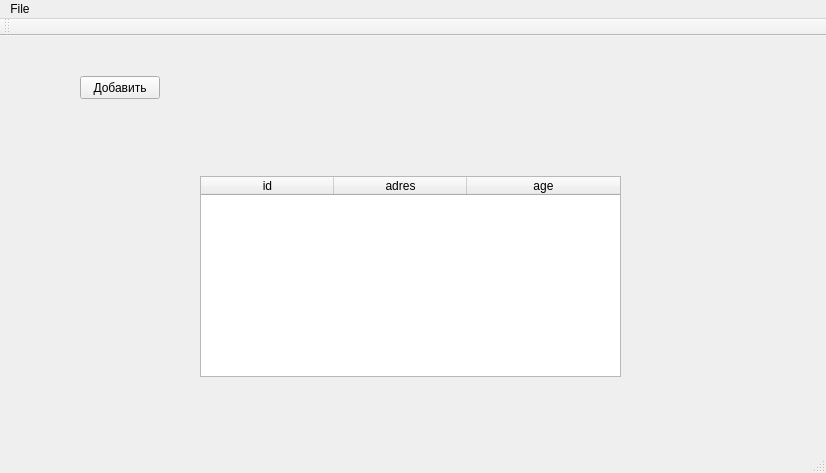
Qt form mainwindow.ui (inthedark122/tips) before a commit.
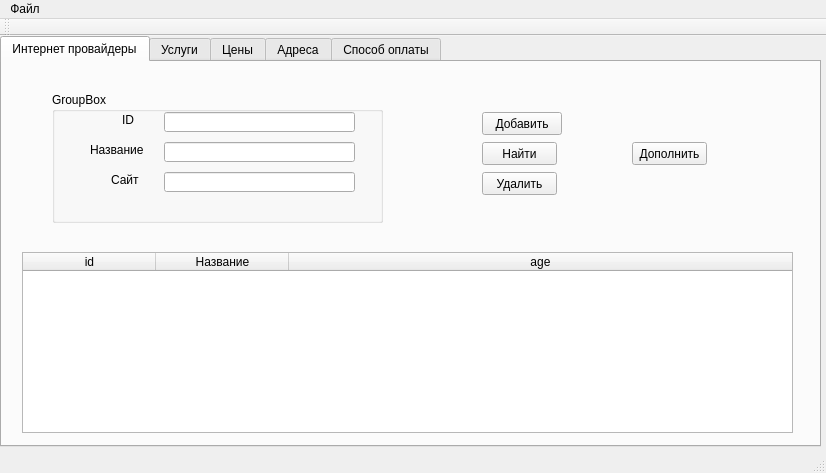
The same form after that commit. The open tabs and pages were chosen to show the change.

```diff
--- a/mainwindow.ui
+++ b/mainwindow.ui
@@ -14,15 +14,37 @@
    <string>MainWindow</string>
   </property>
   <widget class="QWidget" name="centralWidget">
+   <widget class="QTabWidget" name="tabWidget">
+    <property name="geometry">
+     <rect>
+      <x>0</x>
+      <y>0</y>
+      <width>821</width>
+      <height>411</height>
+     </rect>
+    </property>
+    <property name="currentIndex">
+     <number>1</number>
+    </property>
+    <widget class="QWidget" name="tab">
+     <attribute name="title">
+      <string>Интернет провайдеры</string>
+     </attribute>
    <widget class="QTableWidget" name="listDB">
     <property name="geometry">
      <rect>
-      <x>200</x>
-      <y>140</y>
-      <width>421</width>
-      <height>201</height>
-     </rect>
-    </property>
+        <x>20</x>
+        <y>190</y>
+        <width>771</width>
+        <height>181</height>
+       </rect>
+      </property>
+      <property name="editTriggers">
+       <set>QAbstractItemView::NoEditTriggers</set>
+      </property>
+      <property name="defaultDropAction">
+       <enum>Qt::ActionMask</enum>
+      </property>
     <attribute name="horizontalHeaderDefaultSectionSize">
      <number>133</number>
     </attribute>
@@ -51,7 +73,13 @@
     </column>
     <column>
      <property name="text">
-      <string>adres</string>
+        <string comment="йййй" extracomment="ыясяс">Название</string>
+       </property>
+       <property name="toolTip">
+        <string comment="ыяс" extracomment="ыясыяс"/>
+       </property>
+       <property name="whatsThis">
+        <string comment="фцв" extracomment="фцвцфв"/>
      </property>
     </column>
     <column>
@@ -60,11 +88,11 @@
      </property>
     </column>
    </widget>
-   <widget class="QPushButton" name="addToDb">
+     <widget class="QPushButton" name="main_add">
     <property name="geometry">
      <rect>
-      <x>80</x>
-      <y>40</y>
+        <x>480</x>
+        <y>50</y>
       <width>80</width>
       <height>23</height>
      </rect>
@@ -73,6 +101,289 @@
      <string>Добавить</string>
     </property>
    </widget>
+     <widget class="QGroupBox" name="groupBox">
+      <property name="geometry">
+       <rect>
+        <x>50</x>
+        <y>30</y>
+        <width>331</width>
+        <height>131</height>
+       </rect>
+      </property>
+      <property name="title">
+       <string>GroupBox</string>
+      </property>
+      <widget class="QLabel" name="label">
+       <property name="geometry">
+        <rect>
+         <x>70</x>
+         <y>20</y>
+         <width>31</width>
+         <height>16</height>
+        </rect>
+       </property>
+       <property name="text">
+        <string>ID</string>
+       </property>
+      </widget>
+      <widget class="QLabel" name="label_2">
+       <property name="geometry">
+        <rect>
+         <x>38</x>
+         <y>50</y>
+         <width>61</width>
+         <height>16</height>
+        </rect>
+       </property>
+       <property name="text">
+        <string>Название</string>
+       </property>
+      </widget>
+      <widget class="QLabel" name="label_3">
+       <property name="geometry">
+        <rect>
+         <x>59</x>
+         <y>80</y>
+         <width>31</width>
+         <height>16</height>
+        </rect>
+       </property>
+       <property name="text">
+        <string>Сайт</string>
+       </property>
+      </widget>
+      <widget class="QLineEdit" name="main_id">
+       <property name="geometry">
+        <rect>
+         <x>112</x>
+         <y>20</y>
+         <width>191</width>
+         <height>20</height>
+        </rect>
+       </property>
+       <property name="text">
+        <string/>
+       </property>
+      </widget>
+      <widget class="QLineEdit" name="main_name">
+       <property name="geometry">
+        <rect>
+         <x>112</x>
+         <y>50</y>
+         <width>191</width>
+         <height>20</height>
+        </rect>
+       </property>
+      </widget>
+      <widget class="QLineEdit" name="main_site">
+       <property name="geometry">
+        <rect>
+         <x>112</x>
+         <y>80</y>
+         <width>191</width>
+         <height>20</height>
+        </rect>
+       </property>
+      </widget>
+     </widget>
+     <widget class="QPushButton" name="main_find">
+      <property name="geometry">
+       <rect>
+        <x>480</x>
+        <y>80</y>
+        <width>75</width>
+        <height>23</height>
+       </rect>
+      </property>
+      <property name="text">
+       <string>Найти</string>
+      </property>
+     </widget>
+     <widget class="QPushButton" name="main_delete">
+      <property name="geometry">
+       <rect>
+        <x>480</x>
+        <y>110</y>
+        <width>75</width>
+        <height>23</height>
+       </rect>
+      </property>
+      <property name="text">
+       <string>Удалить</string>
+      </property>
+     </widget>
+     <widget class="QPushButton" name="main_insert">
+      <property name="geometry">
+       <rect>
+        <x>630</x>
+        <y>80</y>
+        <width>75</width>
+        <height>23</height>
+       </rect>
+      </property>
+      <property name="text">
+       <string>Дополнить</string>
+      </property>
+     </widget>
+    </widget>
+    <widget class="QWidget" name="tab_2">
+     <attribute name="title">
+      <string>Услуги</string>
+     </attribute>
+     <widget class="QTableWidget" name="serviceTable">
+      <property name="geometry">
+       <rect>
+        <x>20</x>
+        <y>170</y>
+        <width>771</width>
+        <height>192</height>
+       </rect>
+      </property>
+      <attribute name="horizontalHeaderCascadingSectionResizes">
+       <bool>false</bool>
+      </attribute>
+      <attribute name="horizontalHeaderMinimumSectionSize">
+       <number>136</number>
+      </attribute>
+      <attribute name="horizontalHeaderShowSortIndicator" stdset="0">
+       <bool>true</bool>
+      </attribute>
+      <attribute name="horizontalHeaderStretchLastSection">
+       <bool>true</bool>
+      </attribute>
+      <column>
+       <property name="text">
+        <string>id</string>
+       </property>
+      </column>
+      <column>
+       <property name="text">
+        <string>company_id</string>
+       </property>
+      </column>
+      <column>
+       <property name="text">
+        <string>Имя</string>
+       </property>
+      </column>
+      <column>
+       <property name="text">
+        <string>Описание</string>
+       </property>
+      </column>
+     </widget>
+     <widget class="QGroupBox" name="groupBox_2">
+      <property name="geometry">
+       <rect>
+        <x>20</x>
+        <y>20</y>
+        <width>411</width>
+        <height>131</height>
+       </rect>
+      </property>
+      <property name="title">
+       <string>GroupBox</string>
+      </property>
+      <widget class="QComboBox" name="service_company_id">
+       <property name="geometry">
+        <rect>
+         <x>120</x>
+         <y>20</y>
+         <width>201</width>
+         <height>22</height>
+        </rect>
+       </property>
+      </widget>
+      <widget class="QLineEdit" name="service_name">
+       <property name="geometry">
+        <rect>
+         <x>120</x>
+         <y>50</y>
+         <width>201</width>
+         <height>20</height>
+        </rect>
+       </property>
+      </widget>
+      <widget class="QLineEdit" name="service_desc">
+       <property name="geometry">
+        <rect>
+         <x>120</x>
+         <y>80</y>
+         <width>201</width>
+         <height>20</height>
+        </rect>
+       </property>
+      </widget>
+      <widget class="QLabel" name="label_4">
+       <property name="geometry">
+        <rect>
+         <x>46</x>
+         <y>56</y>
+         <width>46</width>
+         <height>13</height>
+        </rect>
+       </property>
+       <property name="text">
+        <string>Имя</string>
+       </property>
+      </widget>
+      <widget class="QLabel" name="label_5">
+       <property name="geometry">
+        <rect>
+         <x>34</x>
+         <y>82</y>
+         <width>61</width>
+         <height>16</height>
+        </rect>
+       </property>
+       <property name="text">
+        <string>Описание</string>
+       </property>
+      </widget>
+     </widget>
+     <widget class="QPushButton" name="service_add">
+      <property name="geometry">
+       <rect>
+        <x>520</x>
+        <y>40</y>
+        <width>75</width>
+        <height>23</height>
+       </rect>
+      </property>
+      <property name="text">
+       <string>Добавить</string>
+      </property>
+     </widget>
+     <widget class="QPushButton" name="service_delete">
+      <property name="geometry">
+       <rect>
+        <x>520</x>
+        <y>70</y>
+        <width>75</width>
+        <height>23</height>
+       </rect>
+      </property>
+      <property name="text">
+       <string>Удалить</string>
+      </property>
+     </widget>
+    </widget>
+    <widget class="QWidget" name="tab_3">
+     <attribute name="title">
+      <string>Цены</string>
+     </attribute>
+    </widget>
+    <widget class="QWidget" name="tab_4">
+     <attribute name="title">
+      <string>Адреса</string>
+     </attribute>
+    </widget>
+    <widget class="QWidget" name="tab_5">
+     <attribute name="title">
+      <string>Способ оплаты</string>
+     </attribute>
+    </widget>
+   </widget>
   </widget>
   <widget class="QMenuBar" name="menuBar">
    <property name="geometry">
@@ -80,12 +391,12 @@
      <x>0</x>
      <y>0</y>
      <width>826</width>
-     <height>20</height>
+     <height>21</height>
     </rect>
    </property>
    <widget class="QMenu" name="menuFile">
     <property name="title">
-     <string>File</string>
+     <string>Файл</string>
     </property>
     <addaction name="actionNew_DB"/>
     <addaction name="actionDelete_DB"/>
```
Left out of the diff: 6 changed lines with no effect on the pictures. Lines whose indentation alone changed are shown as unchanged.
